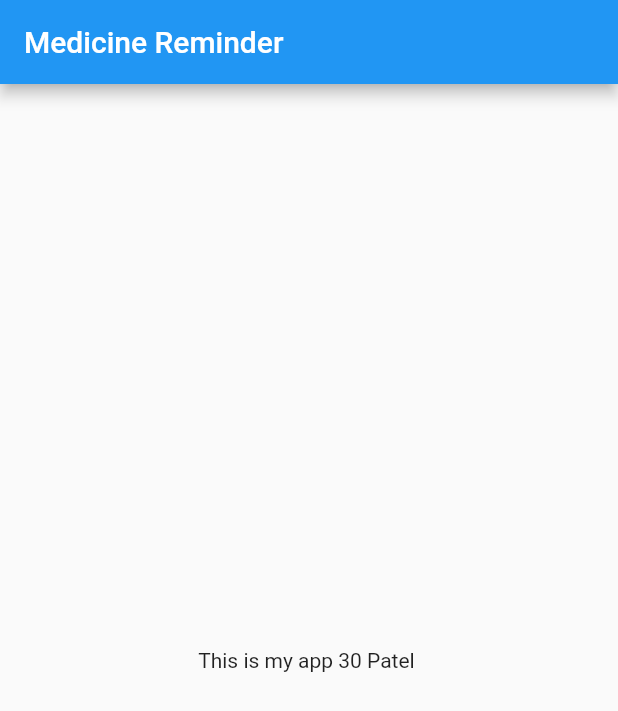
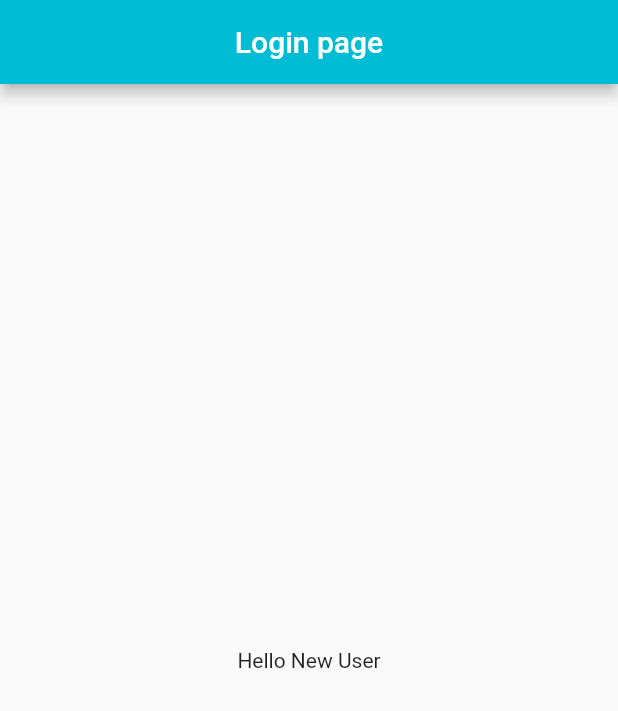
Before and after one commit to Het0603/30DaysOfFlutter, a Flutter app: the screen it shows after launch, on a phone screen of 412 x 824 dp. Shown: the top 711 px of the screen. Run offline on Flutter 3.47's test engine with Material 2 defaults, Android fonts, the light colour scheme and no system bars.

Commit message:
day 3 completed

```diff
--- a/lib/main.dart
+++ b/lib/main.dart
@@ -1,5 +1,8 @@
+// ignore_for_file: prefer_const_constructors
+
 import 'package:flutter/material.dart';
-import 'package:practice_app/Home_Page.dart';
+import 'package:practice_app/pages/Home_Page.dart';
+import 'package:practice_app/pages/login_page.dart';
 
 void main() {
   runApp(
@@ -13,9 +16,15 @@ class Myapp extends StatelessWidget {
 
   @override
   Widget build(BuildContext context) {
-    return const MaterialApp(
+    return MaterialApp(
       debugShowCheckedModeBanner: false,
-      home: HomePage(),
+      themeMode: ThemeMode.system,
+      darkTheme: ThemeData(brightness: Brightness.dark),
+      routes: {
+        "/": (context) => LoginPage(),
+        "/login": (context) => LoginPage(),
+        "/homepage": (context) => HomePage(),
+      },
     );
   }
 }
--- /dev/null
+++ b/lib/pages/login_page.dart
@@ -0,0 +1,27 @@
+// ignore_for_file: prefer_const_constructors
+
+import 'package:flutter/material.dart';
+
+class LoginPage extends StatelessWidget {
+  const LoginPage({Key? key}) : super(key: key);
+
+  @override
+  Widget build(BuildContext context) {
+    return Scaffold(
+      appBar: AppBar(
+        backgroundColor: Colors.cyan,
+        title: Center(
+          child: Text(
+            'Login page',
+            style: TextStyle(color: Colors.white),
+          ),
+        ),
+      ),
+      body: Material(
+        child: Center(
+          child: Text('Hello New User'),
+        ),
+      ),
+    );
+  }
+}
```
Also changed, not shown: lib/pages/Home_Page.dart (renamed from lib/Home_Page.dart).
